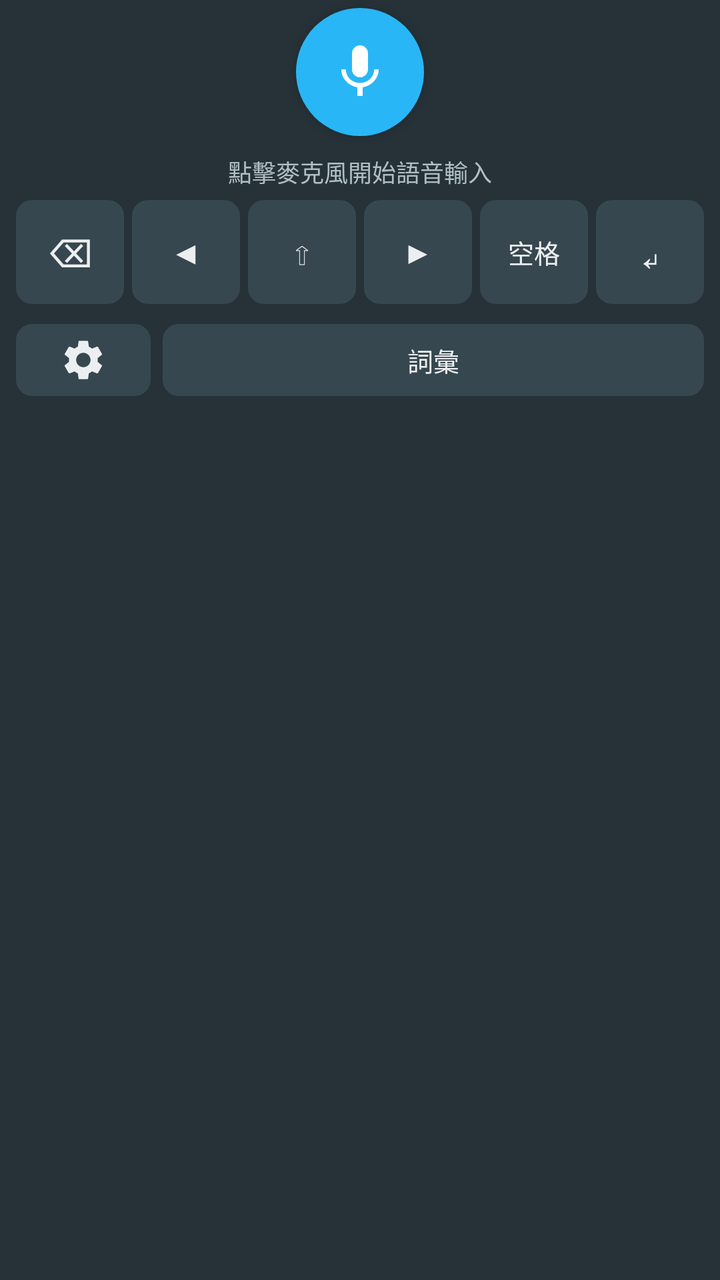
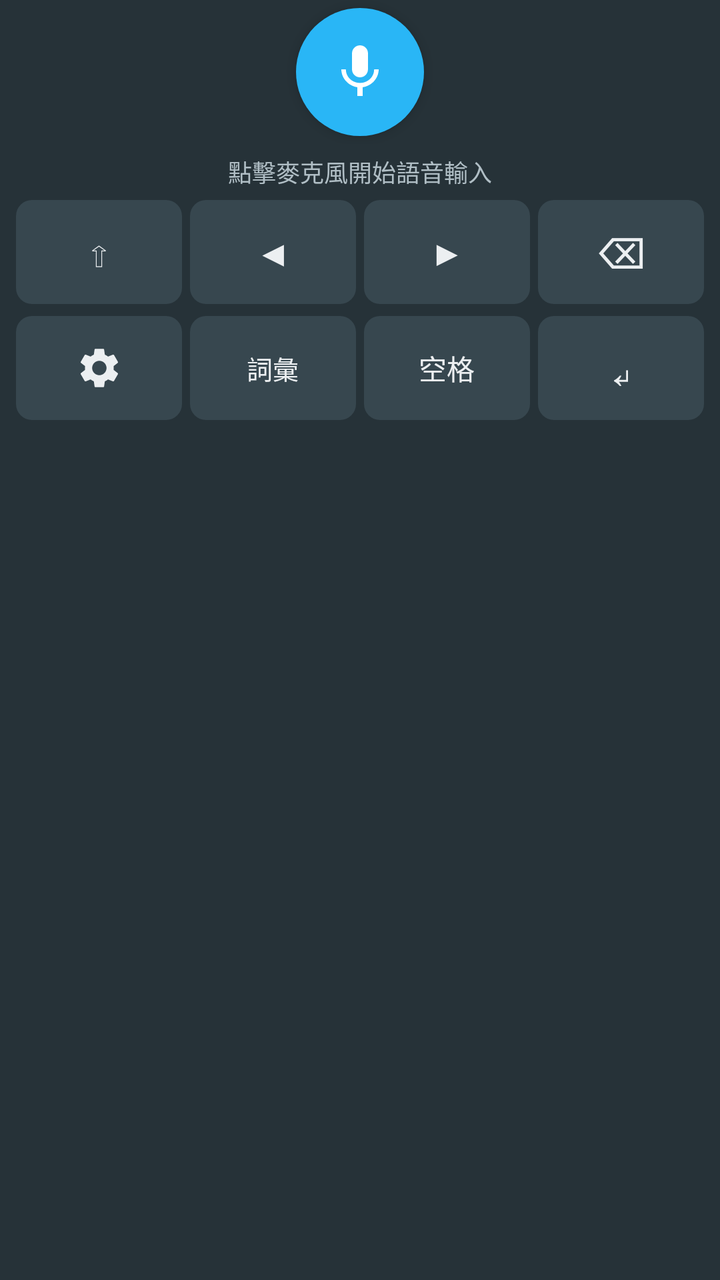

Screens rendered from an Android XML layout before and after an edit, with the pre-edit source and the edit as a unified diff.
<!-- AndroidManifest.xml: application theme Theme.VoiceAssistant -->
<!-- res/layout/ime_keyboard.xml -->
<?xml version="1.0" encoding="utf-8"?>
<LinearLayout xmlns:android="http://schemas.android.com/apk/res/android"
    xmlns:app="http://schemas.android.com/apk/res-auto"
    android:layout_width="match_parent"
    android:layout_height="wrap_content"
    android:orientation="vertical"
    android:background="@color/ime_bg"
    android:paddingBottom="8dp">

    
    <ScrollView
        android:id="@+id/scroll_suggestions"
        android:layout_width="match_parent"
        android:layout_height="wrap_content"
        android:maxHeight="40dp"
        android:background="@color/ime_preview_bg"
        android:visibility="gone"
        android:paddingStart="8dp"
        android:paddingEnd="8dp"
        android:paddingTop="2dp"
        android:paddingBottom="2dp">
        <com.google.android.material.chip.ChipGroup
            android:id="@+id/ll_suggestions"
            android:layout_width="match_parent"
            android:layout_height="wrap_content"
            app:chipSpacingHorizontal="4dp"
            app:chipSpacingVertical="2dp" />
    </ScrollView>

    

    <LinearLayout
        android:id="@+id/layout_mic_row"
        android:layout_width="match_parent"
        android:layout_height="72dp"
        android:orientation="horizontal"
        android:gravity="center">

        <ImageButton
            android:id="@+id/btn_mic"
            android:layout_width="64dp"
            android:layout_height="64dp"
            android:src="@drawable/ic_mic"
            android:background="@drawable/mic_bg"
            android:contentDescription="語音輸入"
            android:scaleType="centerInside"
            android:padding="14dp"
            android:elevation="4dp" />
    </LinearLayout>

    <LinearLayout
        android:id="@+id/layout_candidate_top"
        android:layout_width="match_parent"
        android:layout_height="wrap_content"
        android:orientation="vertical"
        android:visibility="gone">

        
        <TextView
            android:id="@+id/tv_selected_range"
            android:layout_width="match_parent"
            android:layout_height="32dp"
            android:gravity="center_vertical"
            android:paddingStart="12dp"
            android:paddingEnd="12dp"
            android:textSize="12sp"
            android:textColor="@color/ime_status_text"
            android:singleLine="true" />

        <ScrollView
            android:layout_width="match_parent"
            android:layout_height="wrap_content"
            android:maxHeight="96dp"
            android:paddingStart="8dp"
            android:paddingEnd="8dp"
            android:paddingTop="4dp"
            android:paddingBottom="4dp">
            <com.google.android.material.chip.ChipGroup
                android:id="@+id/ll_candidates"
                android:layout_width="match_parent"
                android:layout_height="wrap_content"
                app:chipSpacingHorizontal="4dp"
                app:chipSpacingVertical="2dp" />
        </ScrollView>
    </LinearLayout>

    
    <ProgressBar
        android:id="@+id/progress_bar"
        style="@android:style/Widget.ProgressBar.Horizontal"
        android:layout_width="match_parent"
        android:layout_height="4dp"
        android:max="100"
        android:visibility="gone"
        android:progressTint="@color/ime_accent" />

    
    <TextView
        android:id="@+id/tv_status"
        android:layout_width="match_parent"
        android:layout_height="28dp"
        android:gravity="center"
        android:textSize="12sp"
        android:textColor="@color/ime_status_text"
        android:text="點擊麥克風開始語音輸入" />

    
    <LinearLayout
        android:layout_width="match_parent"
        android:layout_height="52dp"
        android:orientation="horizontal"
        android:paddingStart="8dp"
        android:paddingEnd="8dp">

        <TextView
            android:id="@+id/btn_backspace"
            android:layout_width="0dp"
            android:layout_height="match_parent"
            android:layout_weight="1"
            android:gravity="center"
            android:text="⌫"
            android:textSize="20sp"
            android:textColor="@color/ime_key_text"
            android:background="@drawable/key_bg" />

        <Space android:layout_width="4dp" android:layout_height="0dp" />

        <TextView
            android:id="@+id/btn_sel_expand_left"
            android:layout_width="0dp"
            android:layout_height="match_parent"
            android:layout_weight="1"
            android:gravity="center"
            android:text="◀"
            android:textSize="16sp"
            android:textColor="@color/ime_key_text"
            android:background="@drawable/key_bg" />

        <Space android:layout_width="4dp" android:layout_height="0dp" />

        <TextView
            android:id="@+id/btn_shift"
            android:layout_width="0dp"
            android:layout_height="match_parent"
            android:layout_weight="1"
            android:gravity="center"
            android:text="⇧"
            android:textSize="16sp"
            android:textColor="@color/ime_key_text"
            android:background="@drawable/key_bg" />

        <Space android:layout_width="4dp" android:layout_height="0dp" />

        <TextView
            android:id="@+id/btn_sel_expand_right"
            android:layout_width="0dp"
            android:layout_height="match_parent"
            android:layout_weight="1"
            android:gravity="center"
            android:text="▶"
            android:textSize="16sp"
            android:textColor="@color/ime_key_text"
            android:background="@drawable/key_bg" />

        <Space android:layout_width="4dp" android:layout_height="0dp" />

        <TextView
            android:id="@+id/btn_space"
            android:layout_width="0dp"
            android:layout_height="match_parent"
            android:layout_weight="1"
            android:gravity="center"
            android:text="空格"
            android:textSize="13sp"
            android:textColor="@color/ime_key_text"
            android:background="@drawable/key_bg" />

        <Space android:layout_width="4dp" android:layout_height="0dp" />

        <TextView
            android:id="@+id/btn_enter"
            android:layout_width="0dp"
            android:layout_height="match_parent"
            android:layout_weight="1"
            android:gravity="center"
            android:text="↵"
            android:textSize="20sp"
            android:textColor="@color/ime_key_text"
            android:background="@drawable/key_bg" />
    </LinearLayout>

    <Space android:layout_width="0dp" android:layout_height="6dp" />

    
    <LinearLayout
        android:layout_width="match_parent"
        android:layout_height="44dp"
        android:orientation="horizontal"
        android:paddingStart="8dp"
        android:paddingEnd="8dp"
        android:gravity="center_vertical">

        <ImageButton
            android:id="@+id/btn_settings"
            android:layout_width="0dp"
            android:layout_height="36dp"
            android:layout_weight="1"
            android:src="@drawable/ic_settings"
            android:background="@drawable/key_bg"
            android:contentDescription="設定"
            android:scaleType="centerInside"
            android:padding="6dp" />

        <Space android:layout_width="6dp" android:layout_height="0dp" />

        <TextView
            android:id="@+id/btn_dict_insert"
            android:layout_width="0dp"
            android:layout_height="36dp"
            android:layout_weight="4"
            android:gravity="center"
            android:text="詞彙"
            android:textSize="13sp"
            android:textColor="@color/ime_key_text"
            android:background="@drawable/key_bg" />

        <TextView
            android:id="@+id/btn_cancel_selection"
            android:layout_width="0dp"
            android:layout_height="36dp"
            android:layout_weight="4"
            android:gravity="center"
            android:visibility="gone"
            android:text="關閉"
            android:textSize="13sp"
            android:textColor="@color/ime_key_text"
            android:background="@drawable/key_bg" />
    </LinearLayout>

</LinearLayout>
<!-- resources referenced by this layout -->
<resources>
  <color name="ime_accent">#29B6F6</color>
  <color name="ime_bg">#263238</color>
  <color name="ime_key_text">#ECEFF1</color>
  <color name="ime_preview_bg">#1C272C</color>
  <color name="ime_status_text">#B0BEC5</color>
  <!-- drawable ic_mic (drawable) -->
  <?xml version="1.0" encoding="utf-8"?>
  <vector xmlns:android="http://schemas.android.com/apk/res/android"
      android:width="32dp"
      android:height="32dp"
      android:viewportWidth="24"
      android:viewportHeight="24">
      <path
          android:fillColor="#FFFFFF"
          android:pathData="M12,14c1.66,0 2.99,-1.34 2.99,-3L15,5c0,-1.66 -1.34,-3 -3,-3S9,3.34 9,5v6c0,1.66 1.34,3 3,3z"/>
      <path
          android:fillColor="#FFFFFF"
          android:pathData="M17.3,11c0,3 -2.54,5.1 -5.3,5.1S6.7,14 6.7,11H5c0,3.41 2.72,6.23 6,6.72V21h2v-3.28c3.28,-0.48 6,-3.3 6,-6.72h-1.7z"/>
  </vector>
  <!-- drawable ic_settings (drawable) -->
  <?xml version="1.0" encoding="utf-8"?>
  <vector xmlns:android="http://schemas.android.com/apk/res/android"
      android:width="24dp"
      android:height="24dp"
      android:viewportWidth="24"
      android:viewportHeight="24">
      <path
          android:fillColor="@color/ime_key_icon"
          android:pathData="M19.14,12.94c0.04,-0.3 0.06,-0.61 0.06,-0.94c0,-0.32 -0.02,-0.64 -0.07,-0.94l2.03,-1.58c0.18,-0.14 0.23,-0.41 0.12,-0.61l-1.92,-3.32c-0.12,-0.22 -0.37,-0.29 -0.59,-0.22l-2.39,0.96c-0.5,-0.38 -1.03,-0.7 -1.62,-0.94L14.4,2.81c-0.04,-0.24 -0.24,-0.41 -0.48,-0.41h-3.84c-0.24,0 -0.43,0.17 -0.47,0.41L9.25,5.35C8.66,5.59 8.12,5.92 7.63,6.29L5.24,5.33c-0.22,-0.08 -0.47,0 -0.59,0.22L2.74,8.87C2.62,9.08 2.66,9.34 2.86,9.48l2.03,1.58C4.84,11.36 4.8,11.69 4.8,12s0.02,0.64 0.07,0.94l-2.03,1.58c-0.18,0.14 -0.23,0.41 -0.12,0.61l1.92,3.32c0.12,0.22 0.37,0.29 0.59,0.22l2.39,-0.96c0.5,0.38 1.03,0.7 1.62,0.94l0.36,2.54c0.05,0.24 0.24,0.41 0.48,0.41h3.84c0.24,0 0.44,-0.17 0.47,-0.41l0.36,-2.54c0.59,-0.24 1.13,-0.56 1.62,-0.94l2.39,0.96c0.22,0.08 0.47,0 0.59,-0.22l1.92,-3.32c0.12,-0.22 0.07,-0.47 -0.12,-0.61L19.14,12.94zM12,15.6c-1.98,0 -3.6,-1.62 -3.6,-3.6s1.62,-3.6 3.6,-3.6s3.6,1.62 3.6,3.6S13.98,15.6 12,15.6z"/>
  </vector>
  <!-- drawable key_bg (drawable) -->
  <?xml version="1.0" encoding="utf-8"?>
  <shape xmlns:android="http://schemas.android.com/apk/res/android"
      android:shape="rectangle">
      <solid android:color="@color/ime_key_bg" />
      <corners android:radius="8dp" />
  </shape>
  <!-- drawable mic_bg (drawable) -->
  <?xml version="1.0" encoding="utf-8"?>
  <shape xmlns:android="http://schemas.android.com/apk/res/android"
      android:shape="oval">
      <solid android:color="@color/ime_accent" />
  </shape>
  <style name="Theme.VoiceAssistant" parent="Theme.MaterialComponents.DayNight.NoActionBar">
          <item name="colorPrimary">@color/ime_accent</item>
          <item name="colorPrimaryDark">#0288D1</item>
          <item name="colorAccent">@color/ime_accent</item>
      </style>
  <color name="ime_key_icon">#ECEFF1</color>
  <color name="ime_key_bg">#37474F</color>
</resources>

<!-- the commit's change to res/layout/ime_keyboard.xml (unified diff, before → after) -->
@@ -113,126 +113,128 @@
         android:paddingEnd="8dp">
 
         <TextView
+            android:id="@+id/btn_shift"
+            android:layout_width="0dp"
+            android:layout_height="match_parent"
+            android:layout_weight="1"
+            android:gravity="center"
+            android:text="⇧"
+            android:textSize="18sp"
+            android:textColor="@color/ime_key_text"
+            android:background="@drawable/key_bg" />
+
+        <Space android:layout_width="4dp" android:layout_height="0dp" />
+
+        <TextView
+            android:id="@+id/btn_sel_expand_left"
+            android:layout_width="0dp"
+            android:layout_height="match_parent"
+            android:layout_weight="1"
+            android:gravity="center"
+            android:text="◀"
+            android:textSize="18sp"
+            android:textColor="@color/ime_key_text"
+            android:background="@drawable/key_bg" />
+
+        <Space android:layout_width="4dp" android:layout_height="0dp" />
+
+        <TextView
+            android:id="@+id/btn_sel_expand_right"
+            android:layout_width="0dp"
+            android:layout_height="match_parent"
+            android:layout_weight="1"
+            android:gravity="center"
+            android:text="▶"
+            android:textSize="18sp"
+            android:textColor="@color/ime_key_text"
+            android:background="@drawable/key_bg" />
+
+        <Space android:layout_width="4dp" android:layout_height="0dp" />
+
+        <TextView
             android:id="@+id/btn_backspace"
             android:layout_width="0dp"
             android:layout_height="match_parent"
             android:layout_weight="1"
             android:gravity="center"
             android:text="⌫"
-            android:textSize="20sp"
-            android:textColor="@color/ime_key_text"
-            android:background="@drawable/key_bg" />
-
-        <Space android:layout_width="4dp" android:layout_height="0dp" />
-
-        <TextView
-            android:id="@+id/btn_sel_expand_left"
-            android:layout_width="0dp"
-            android:layout_height="match_parent"
-            android:layout_weight="1"
-            android:gravity="center"
-            android:text="◀"
-            android:textSize="16sp"
-            android:textColor="@color/ime_key_text"
-            android:background="@drawable/key_bg" />
-
-        <Space android:layout_width="4dp" android:layout_height="0dp" />
-
-        <TextView
-            android:id="@+id/btn_shift"
-            android:layout_width="0dp"
-            android:layout_height="match_parent"
-            android:layout_weight="1"
-            android:gravity="center"
-            android:text="⇧"
-            android:textSize="16sp"
-            android:textColor="@color/ime_key_text"
-            android:background="@drawable/key_bg" />
-
-        <Space android:layout_width="4dp" android:layout_height="0dp" />
-
-        <TextView
-            android:id="@+id/btn_sel_expand_right"
-            android:layout_width="0dp"
-            android:layout_height="match_parent"
-            android:layout_weight="1"
-            android:gravity="center"
-            android:text="▶"
-            android:textSize="16sp"
-            android:textColor="@color/ime_key_text"
-            android:background="@drawable/key_bg" />
-
-        <Space android:layout_width="4dp" android:layout_height="0dp" />
-
-        <TextView
-            android:id="@+id/btn_space"
-            android:layout_width="0dp"
-            android:layout_height="match_parent"
-            android:layout_weight="1"
-            android:gravity="center"
-            android:text="空格"
-            android:textSize="13sp"
-            android:textColor="@color/ime_key_text"
-            android:background="@drawable/key_bg" />
-
-        <Space android:layout_width="4dp" android:layout_height="0dp" />
-
-        <TextView
-            android:id="@+id/btn_enter"
-            android:layout_width="0dp"
-            android:layout_height="match_parent"
-            android:layout_weight="1"
-            android:gravity="center"
-            android:text="↵"
-            android:textSize="20sp"
+            android:textSize="22sp"
             android:textColor="@color/ime_key_text"
             android:background="@drawable/key_bg" />
     </LinearLayout>
 
     <Space android:layout_width="0dp" android:layout_height="6dp" />
 
-    
-    <LinearLayout
-        android:layout_width="match_parent"
-        android:layout_height="44dp"
+    <LinearLayout
+        android:layout_width="match_parent"
+        android:layout_height="52dp"
         android:orientation="horizontal"
         android:paddingStart="8dp"
-        android:paddingEnd="8dp"
-        android:gravity="center_vertical">
+        android:paddingEnd="8dp">
 
         <ImageButton
             android:id="@+id/btn_settings"
             android:layout_width="0dp"
-            android:layout_height="36dp"
+            android:layout_height="match_parent"
             android:layout_weight="1"
             android:src="@drawable/ic_settings"
             android:background="@drawable/key_bg"
             android:contentDescription="設定"
             android:scaleType="centerInside"
-            android:padding="6dp" />
-
-        <Space android:layout_width="6dp" android:layout_height="0dp" />
-
-        <TextView
-            android:id="@+id/btn_dict_insert"
-            android:layout_width="0dp"
-            android:layout_height="36dp"
-            android:layout_weight="4"
-            android:gravity="center"
-            android:text="詞彙"
-            android:textSize="13sp"
-            android:textColor="@color/ime_key_text"
-            android:background="@drawable/key_bg" />
-
-        <TextView
-            android:id="@+id/btn_cancel_selection"
-            android:layout_width="0dp"
-            android:layout_height="36dp"
-            android:layout_weight="4"
-            android:gravity="center"
-            android:visibility="gone"
-            android:text="關閉"
-            android:textSize="13sp"
+            android:padding="12dp" />
+
+        <Space android:layout_width="4dp" android:layout_height="0dp" />
+
+        <FrameLayout
+            android:layout_width="0dp"
+            android:layout_height="match_parent"
+            android:layout_weight="1">
+
+            <TextView
+                android:id="@+id/btn_dict_insert"
+                android:layout_width="match_parent"
+                android:layout_height="match_parent"
+                android:gravity="center"
+                android:text="詞彙"
+                android:textSize="13sp"
+                android:textColor="@color/ime_key_text"
+                android:background="@drawable/key_bg" />
+
+            <TextView
+                android:id="@+id/btn_cancel_selection"
+                android:layout_width="match_parent"
+                android:layout_height="match_parent"
+                android:gravity="center"
+                android:visibility="gone"
+                android:text="關閉"
+                android:textSize="13sp"
+                android:textColor="@color/ime_key_text"
+                android:background="@drawable/key_bg" />
+        </FrameLayout>
+
+        <Space android:layout_width="4dp" android:layout_height="0dp" />
+
+        <TextView
+            android:id="@+id/btn_space"
+            android:layout_width="0dp"
+            android:layout_height="match_parent"
+            android:layout_weight="1"
+            android:gravity="center"
+            android:text="空格"
+            android:textSize="14sp"
+            android:textColor="@color/ime_key_text"
+            android:background="@drawable/key_bg" />
+
+        <Space android:layout_width="4dp" android:layout_height="0dp" />
+
+        <TextView
+            android:id="@+id/btn_enter"
+            android:layout_width="0dp"
+            android:layout_height="match_parent"
+            android:layout_weight="1"
+            android:gravity="center"
+            android:text="↵"
+            android:textSize="22sp"
             android:textColor="@color/ime_key_text"
             android:background="@drawable/key_bg" />
     </LinearLayout>
